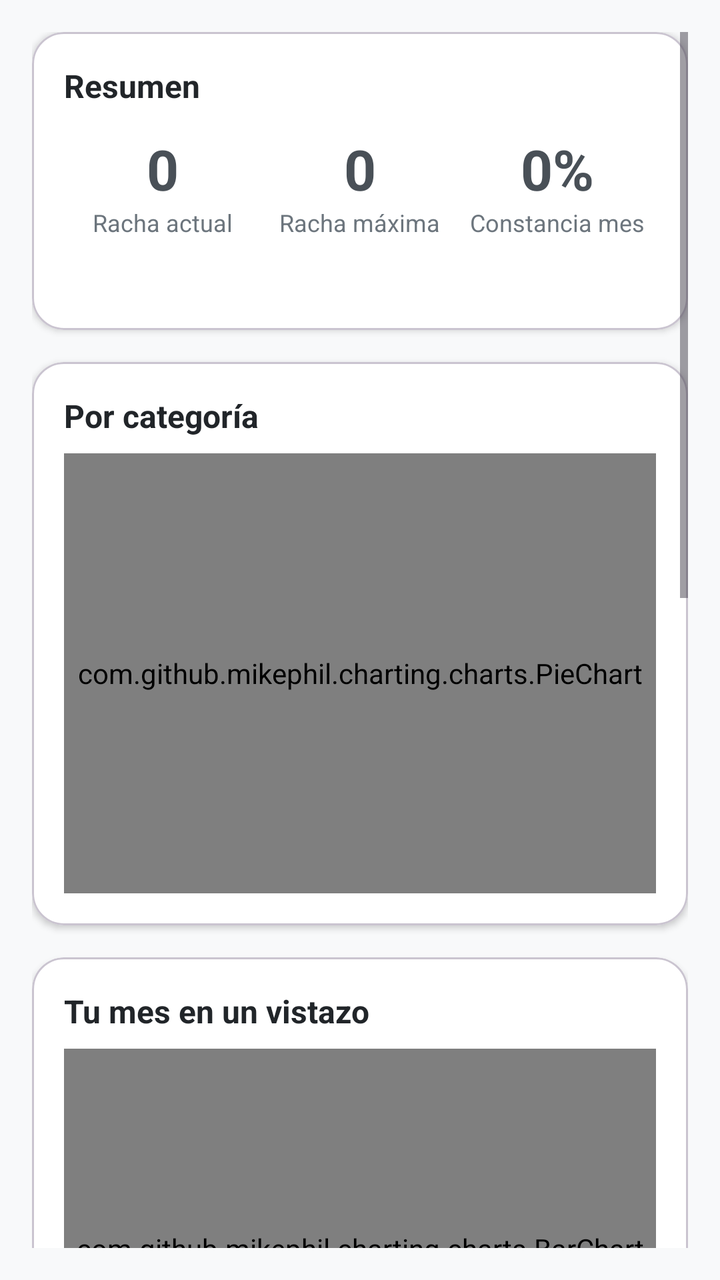
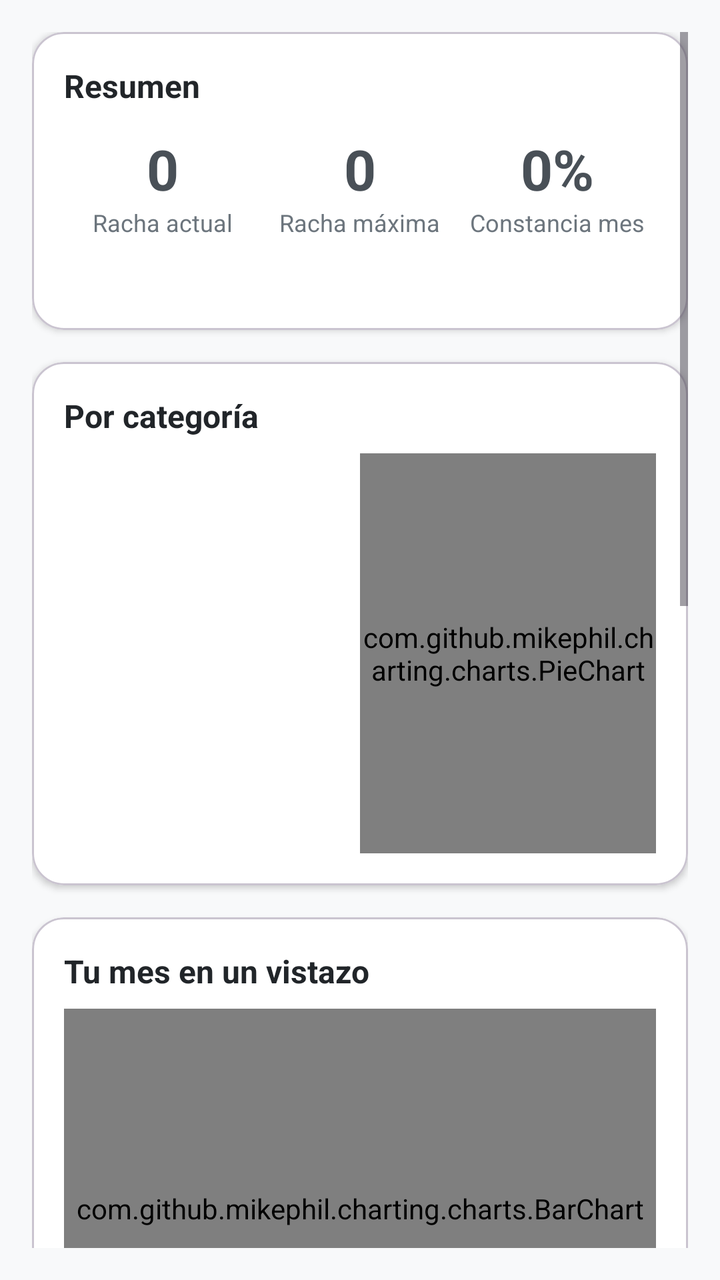

Compare the two renders of this Android layout. The source of the first and the diff that turns it into the second are given below.
<!-- AndroidManifest.xml: application theme Theme.Pace -->
<!-- res/layout/fragment_stats_report.xml -->
<?xml version="1.0" encoding="utf-8"?>
<ScrollView xmlns:android="http://schemas.android.com/apk/res/android"
    android:layout_width="match_parent"
    android:layout_height="match_parent"
    xmlns:app="http://schemas.android.com/apk/res-auto"
    android:background="@color/background_primary"
    android:padding="16dp">

    <LinearLayout
        android:layout_width="match_parent"
        android:layout_height="wrap_content"
        android:orientation="vertical">

        
        <com.google.android.material.card.MaterialCardView
            android:layout_width="match_parent"
            android:layout_height="wrap_content"
            android:layout_marginBottom="16dp"
            app:cardCornerRadius="16dp"
            app:cardElevation="2dp"
            app:cardBackgroundColor="@color/background_card">

            <LinearLayout
                android:layout_width="match_parent"
                android:layout_height="wrap_content"
                android:orientation="vertical"
                android:padding="16dp">

                <TextView
                    android:layout_width="wrap_content"
                    android:layout_height="wrap_content"
                    android:text="@string/stats_summary_title"
                    android:textSize="16sp"
                    android:textStyle="bold"
                    android:textColor="@color/text_primary" />

                <LinearLayout
                    android:layout_width="match_parent"
                    android:layout_height="wrap_content"
                    android:orientation="horizontal"
                    android:layout_marginTop="12dp">

                    
                    <LinearLayout
                        android:layout_width="0dp"
                        android:layout_height="wrap_content"
                        android:layout_weight="1"
                        android:orientation="vertical"
                        android:gravity="center">

                        <TextView
                            android:id="@+id/tv_current_streak"
                            android:layout_width="wrap_content"
                            android:layout_height="wrap_content"
                            android:text="0"
                            android:textSize="28sp"
                            android:textStyle="bold"
                            android:textColor="@color/accent_primary" />

                        <TextView
                            android:layout_width="wrap_content"
                            android:layout_height="wrap_content"
                            android:text="@string/stats_current_streak"
                            android:textSize="12sp"
                            android:textColor="@color/text_secondary"
                            android:gravity="center" />

                    </LinearLayout>

                    
                    <LinearLayout
                        android:layout_width="0dp"
                        android:layout_height="wrap_content"
                        android:layout_weight="1"
                        android:orientation="vertical"
                        android:gravity="center">

                        <TextView
                            android:id="@+id/tv_max_streak"
                            android:layout_width="wrap_content"
                            android:layout_height="wrap_content"
                            android:text="0"
                            android:textSize="28sp"
                            android:textStyle="bold"
                            android:textColor="@color/accent_primary" />

                        <TextView
                            android:layout_width="wrap_content"
                            android:layout_height="wrap_content"
                            android:text="@string/stats_max_streak"
                            android:textSize="12sp"
                            android:textColor="@color/text_secondary"
                            android:gravity="center" />

                    </LinearLayout>

                    
                    <LinearLayout
                        android:layout_width="0dp"
                        android:layout_height="wrap_content"
                        android:layout_weight="1"
                        android:orientation="vertical"
                        android:gravity="center">

                        <TextView
                            android:id="@+id/tv_monthly_consistency"
                            android:layout_width="wrap_content"
                            android:layout_height="wrap_content"
                            android:text="0%"
                            android:textSize="28sp"
                            android:textStyle="bold"
                            android:textColor="@color/accent_primary" />

                        <TextView
                            android:layout_width="wrap_content"
                            android:layout_height="wrap_content"
                            android:text="@string/stats_monthly_consistency"
                            android:textSize="12sp"
                            android:textColor="@color/text_secondary"
                            android:gravity="center" />

                    </LinearLayout>

                </LinearLayout>

                
                <TextView
                    android:id="@+id/tv_star_habit"
                    android:layout_width="wrap_content"
                    android:layout_height="wrap_content"
                    android:layout_marginTop="12dp"
                    android:textSize="13sp"
                    android:textColor="@color/text_secondary" />

            </LinearLayout>

        </com.google.android.material.card.MaterialCardView>

        
        <com.google.android.material.card.MaterialCardView
            android:layout_width="match_parent"
            android:layout_height="wrap_content"
            android:layout_marginBottom="16dp"
            app:cardCornerRadius="16dp"
            app:cardElevation="2dp"
            app:cardBackgroundColor="@color/background_card">

            <LinearLayout
                android:layout_width="match_parent"
                android:layout_height="wrap_content"
                android:orientation="vertical"
                android:padding="16dp">

                <TextView
                    android:layout_width="wrap_content"
                    android:layout_height="wrap_content"
                    android:text="@string/stats_category_title"
                    android:textSize="16sp"
                    android:textStyle="bold"
                    android:textColor="@color/text_primary" />

                <com.github.mikephil.charting.charts.PieChart
                    android:id="@+id/pieChart"
                    android:layout_width="match_parent"
                    android:layout_height="220dp"
                    android:layout_marginTop="8dp" />

            </LinearLayout>

        </com.google.android.material.card.MaterialCardView>

        
        <com.google.android.material.card.MaterialCardView
            android:layout_width="match_parent"
            android:layout_height="wrap_content"
            android:layout_marginBottom="16dp"
            app:cardCornerRadius="16dp"
            app:cardElevation="2dp"
            app:cardBackgroundColor="@color/background_card">

            <LinearLayout
                android:layout_width="match_parent"
                android:layout_height="wrap_content"
                android:orientation="vertical"
                android:padding="16dp">

                <TextView
                    android:layout_width="wrap_content"
                    android:layout_height="wrap_content"
                    android:text="@string/stats_monthly_title"
                    android:textSize="16sp"
                    android:textStyle="bold"
                    android:textColor="@color/text_primary" />

                <com.github.mikephil.charting.charts.BarChart
                    android:id="@+id/barChartMonthly"
                    android:layout_width="match_parent"
                    android:layout_height="200dp"
                    android:layout_marginTop="8dp" />

            </LinearLayout>

        </com.google.android.material.card.MaterialCardView>

        
        <com.google.android.material.card.MaterialCardView
            android:layout_width="match_parent"
            android:layout_height="wrap_content"
            android:layout_marginBottom="16dp"
            app:cardCornerRadius="16dp"
            app:cardElevation="2dp"
            app:cardBackgroundColor="@color/background_card">

            <LinearLayout
                android:layout_width="match_parent"
                android:layout_height="wrap_content"
                android:orientation="vertical"
                android:padding="16dp">

                <TextView
                    android:layout_width="wrap_content"
                    android:layout_height="wrap_content"
                    android:text="@string/stats_yearly_title"
                    android:textSize="16sp"
                    android:textStyle="bold"
                    android:textColor="@color/text_primary" />

                <com.github.mikephil.charting.charts.LineChart
                    android:id="@+id/lineChartYearly"
                    android:layout_width="match_parent"
                    android:layout_height="200dp"
                    android:layout_marginTop="8dp" />

            </LinearLayout>

        </com.google.android.material.card.MaterialCardView>

        
        <com.google.android.material.card.MaterialCardView
            android:layout_width="match_parent"
            android:layout_height="wrap_content"
            android:layout_marginBottom="16dp"
            app:cardCornerRadius="16dp"
            app:cardElevation="2dp"
            app:cardBackgroundColor="@color/background_card">

            <LinearLayout
                android:layout_width="match_parent"
                android:layout_height="wrap_content"
                android:orientation="vertical"
                android:padding="16dp">

                <TextView
                    android:layout_width="wrap_content"
                    android:layout_height="wrap_content"
                    android:text="@string/stats_top5_title"
                    android:textSize="16sp"
                    android:textStyle="bold"
                    android:textColor="@color/text_primary" />

                <com.github.mikephil.charting.charts.HorizontalBarChart
                    android:id="@+id/barChartTop5"
                    android:layout_width="match_parent"
                    android:layout_height="200dp"
                    android:layout_marginTop="8dp" />

            </LinearLayout>

        </com.google.android.material.card.MaterialCardView>

        
        <com.google.android.material.button.MaterialButton
            android:id="@+id/btn_download_pdf"
            android:layout_width="match_parent"
            android:layout_height="wrap_content"
            android:layout_marginBottom="16dp"
            android:text="@string/stats_download_pdf"
            app:backgroundTint="@color/accent_primary" />

    </LinearLayout>

</ScrollView>
<!-- resources referenced by this layout -->
<resources>
  <color name="accent_primary">#495057</color>
  <color name="background_card">#FFFFFF</color>
  <color name="background_primary">#F8F9FA</color>
  <color name="text_primary">#212529</color>
  <color name="text_secondary">#6C757D</color>
  <string name="stats_category_title">Por categoría</string>
  <string name="stats_current_streak">Racha actual</string>
  <string name="stats_download_pdf">Descargar informe PDF</string>
  <string name="stats_max_streak">Racha máxima</string>
  <string name="stats_monthly_consistency">Constancia mes</string>
  <string name="stats_monthly_title">Tu mes en un vistazo</string>
  <string name="stats_summary_title">Resumen</string>
  <string name="stats_top5_title">Top 5 hábitos</string>
  <string name="stats_yearly_title">Evolución anual</string>
  <style name="Theme.Pace" parent="Base.Theme.Pace" />
  <style name="Base.Theme.Pace" parent="Theme.Material3.DayNight.NoActionBar">
          
          <item name="android:statusBarColor">@color/black</item>
          <item name="android:windowOptOutEdgeToEdgeEnforcement" tools:targetApi="35">true</item>
      </style>
  <color name="black">#FF000000</color>
</resources>

<!-- the commit's change to res/layout/fragment_stats_report.xml (unified diff, before → after) -->
@@ -159,11 +159,30 @@
                     android:textStyle="bold"
                     android:textColor="@color/text_primary" />
 
-                <com.github.mikephil.charting.charts.PieChart
-                    android:id="@+id/pieChart"
-                    android:layout_width="match_parent"
-                    android:layout_height="220dp"
-                    android:layout_marginTop="8dp" />
+                <LinearLayout
+                    android:layout_width="match_parent"
+                    android:layout_height="wrap_content"
+                    android:orientation="horizontal"
+                    android:layout_marginTop="8dp"
+                    android:gravity="center_vertical">
+
+                    
+                    <LinearLayout
+                        android:id="@+id/legendContainer"
+                        android:layout_width="0dp"
+                        android:layout_height="wrap_content"
+                        android:layout_weight="1"
+                        android:orientation="vertical"
+                        android:gravity="center_vertical" />
+
+                    
+                    <com.github.mikephil.charting.charts.PieChart
+                        android:id="@+id/pieChart"
+                        android:layout_width="0dp"
+                        android:layout_height="200dp"
+                        android:layout_weight="1" />
+
+                </LinearLayout>
 
             </LinearLayout>
 
